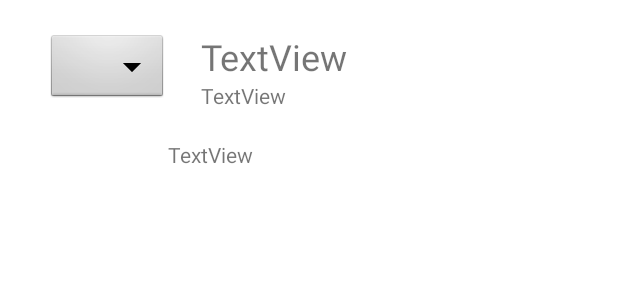
After one commit to allenwhitedev/MobileComputingLab1, an Android app: the layout result.xml on its own in the app's theme, with its tools: preview values and no code run, on a phone screen of 412 x 824 dp. The commit adds this screen. Shown: the top 300 px of the screen. Run offline under Robolectric (Android 15) with nearby library versions, the phone set to English and light mode, and no system bars; network calls fail.

Commit message:
Add date to result page, rename xml file to result.xml, reformat textview on result page, add scrollview for overlapping text on result page

```diff
--- a/app/src/main/java/com/mobile_computing/API_Search.java
+++ b/app/src/main/java/com/mobile_computing/API_Search.java
@@ -55,12 +55,14 @@ public class API_Search extends Activity {
             String title = ((DatumAdapter) m_adapter).getItem(position).title();
             String text = ((DatumAdapter) m_adapter).getItem(position).text();
             String imageUrl = ((DatumAdapter) m_adapter).getItem(position).imageUrl();
+            String date = ((DatumAdapter) m_adapter).getItem(position).date();
 
             // create intent and add relevant data for the search item that was clicked
             Intent itemIntent = new Intent(API_Search.this, ResultDisplayActivity.class);
             itemIntent.putExtra("title", title);
             itemIntent.putExtra("text", text);
             itemIntent.putExtra("imageUrl", imageUrl);
+            itemIntent.putExtra("date", date);
 
             // start ResultDisplayActivity
             startActivity(itemIntent);
--- /dev/null
+++ b/app/src/main/res/layout/result.xml
@@ -0,0 +1,63 @@
+<?xml version="1.0" encoding="utf-8"?>
+
+<ScrollView xmlns:android="http://schemas.android.com/apk/res/android"
+						android:layout_width="match_parent"
+						android:layout_height="match_parent"
+						android:background="@color/cardview_light_background">
+
+	<RelativeLayout
+	xmlns:android="http://schemas.android.com/apk/res/android"
+	xmlns:app="http://schemas.android.com/apk/res-auto"
+	xmlns:tools="http://schemas.android.com/tools"
+	android:id="@+id/activity_result_display"
+	android:layout_width="match_parent"
+	android:layout_height="match_parent"
+	android:paddingBottom="@dimen/activity_vertical_margin"
+	android:paddingLeft="@dimen/activity_horizontal_margin"
+	android:paddingRight="@dimen/activity_horizontal_margin"
+	android:paddingTop="@dimen/activity_vertical_margin"
+	tools:context="com.mobile_computing.ResultDisplayActivity">
+
+		<ImageView
+			android:layout_width="wrap_content"
+			android:layout_height="wrap_content"
+			app:srcCompat="@android:drawable/btn_dropdown"
+			android:layout_marginStart="15dp"
+			android:layout_marginTop="5dp"
+			android:id="@+id/imageView"
+			android:layout_alignParentTop="true"
+			android:layout_alignParentStart="true"/>
+
+		<TextView
+			android:text="TextView"
+			android:layout_width="wrap_content"
+			android:layout_height="wrap_content"
+			android:layout_alignBottom="@+id/imageView"
+			android:layout_alignEnd="@+id/textView2"
+			android:id="@+id/textView3"
+			android:layout_below="@+id/textView2"
+			android:layout_alignStart="@+id/textView2"/>
+
+		<TextView
+			android:text="TextView"
+			android:layout_width="wrap_content"
+			android:layout_height="wrap_content"
+			android:id="@+id/textView2"
+			android:layout_toEndOf="@+id/imageView"
+			android:layout_marginStart="22dp"
+			android:layout_alignTop="@+id/imageView"
+			android:textSize="24sp"/>
+
+		<TextView
+			android:text="TextView"
+			android:layout_width="wrap_content"
+			android:layout_height="wrap_content"
+			android:layout_marginTop="23dp"
+			android:id="@+id/textView4"
+			android:layout_below="@+id/imageView"
+			android:layout_toEndOf="@+id/imageView"
+			android:layout_alignParentBottom="true"/>
+
+	</RelativeLayout>
+
+</ScrollView>
```
Also changed, not shown: app/src/main/java/com/mobile_computing/ResultDisplayActivity.java (+8 -14 lines), app/src/main/res/layout/activity_result_display.xml (deleted, +0 -47 lines), 83 other files.
